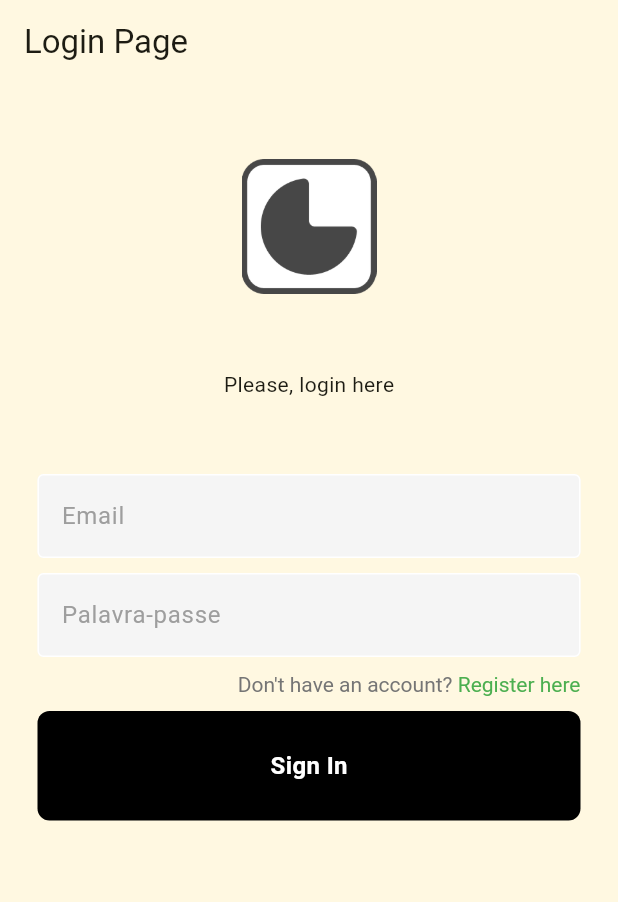
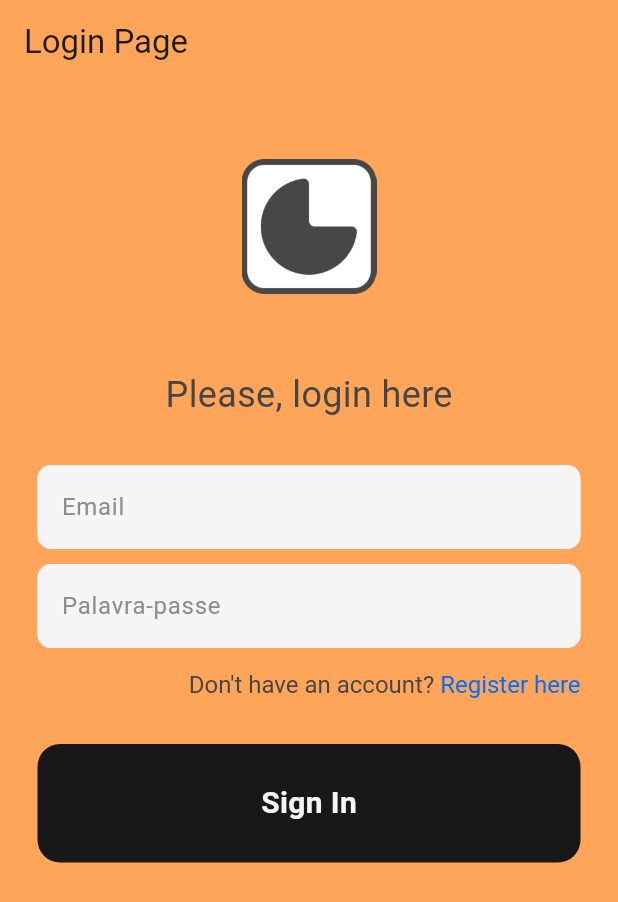
Before and after one commit to DavidCarvalhido/glicheck-app-flutter-project-3-ipvc, a Flutter app: the LoginPage screen opened directly, on a phone screen of 412 x 824 dp. Shown: the top 902 px of the screen. Run offline on Flutter 3.47's test engine with Material 2 defaults, Android fonts, the phone set to English and light mode, and no system bars; our stand-ins replace shared_preferences, smooth_page_indicator; accounts and stored records are empty.

Commit message:
created a file for colors and changed the auth layouts

```diff
--- a/lib/components/button_component.dart
+++ b/lib/components/button_component.dart
@@ -1,4 +1,5 @@
 import 'package:flutter/material.dart';
+import 'package:gli_check/configs/color_constants.dart';
 
 class ButtonComponent extends StatelessWidget {
   final Function()? onTap;
@@ -15,16 +16,16 @@ class ButtonComponent extends StatelessWidget {
           horizontal: 25.0,
         ),
         decoration: BoxDecoration(
-          color: Colors.black,
-          borderRadius: BorderRadius.circular(8.0),
+          color: ColorConstants.tintBlack,
+          borderRadius: BorderRadius.circular(15.0),
         ),
-        child: const Center(
+        child: Center(
           child: Text(
             'Sign In',
             style: TextStyle(
-              color: Colors.white,
+              color: ColorConstants.tintLightGrey,
               fontWeight: FontWeight.bold,
-              fontSize: 16,
+              fontSize: 20.0,
             ),
           ),
         ),
--- a/lib/components/text_field_component.dart
+++ b/lib/components/text_field_component.dart
@@ -1,15 +1,16 @@
 import 'package:flutter/material.dart';
+import 'package:gli_check/configs/color_constants.dart';
 
 class TextFieldComponent extends StatelessWidget {
   final controller;
-  final String labelText;
+  final String hintText;
   final bool obscureText;
   final validator;
 
   const TextFieldComponent({
     Key? key,
     required this.controller,
-    required this.labelText,
+    required this.hintText,
     required this.obscureText,
     this.validator,
   }) : super(key: key);
@@ -23,21 +24,27 @@ class TextFieldComponent extends StatelessWidget {
         controller: controller,
         obscureText: obscureText,
         decoration: InputDecoration(
-          enabledBorder: const OutlineInputBorder(
+          enabledBorder: OutlineInputBorder(
             borderSide: BorderSide(
-              color: Colors.white,
+              color: ColorConstants.tintLightGrey,
+            ),
+            borderRadius: const BorderRadius.all(
+              Radius.circular(9.0),
             ),
           ),
           focusedBorder: OutlineInputBorder(
             borderSide: BorderSide(
-              color: Colors.grey.shade400,
+              color: ColorConstants.tintMidGrey,
+            ),
+            borderRadius: const BorderRadius.all(
+              Radius.circular(9.0),
             ),
           ),
-          fillColor: Colors.grey.shade100,
+          fillColor: ColorConstants.tintLightGrey,
           filled: true,
-          labelText: labelText,
-          labelStyle: TextStyle(
-            color: Colors.grey.shade500,
+          hintText: hintText,
+          hintStyle: TextStyle(
+            color: ColorConstants.tintMidGrey,
           ),
         ),
       ),
--- /dev/null
+++ b/lib/configs/color_constants.dart
@@ -0,0 +1,15 @@
+import 'package:flutter/material.dart';
+
+class ColorConstants {
+  static Color tintBlack = const Color(0xFF181818);
+  static Color tintDarkGrey = const Color(0xFF454545);
+  static Color tintMidGrey = const Color(0xFF8C8C8C);
+  static Color tintLightGrey = const Color(0xFFF5F5F5);
+  static Color tintDarkOrange = const Color(0xFFFF6000);
+  static Color tintMidOrange = const Color(0xFFFFA559);
+  static Color tintLightOrange = const Color(0xFFFFE6C7);
+  static Color tintDarkGreen = const Color(0xFF00FF0F);
+  static Color tintMidGreen = const Color(0xFF62FF69);
+  static Color tintLightGreen = const Color(0xFFBCFFC2);
+  static Color tintLightBlue = const Color(0xFF006FFF);
+}
--- a/lib/main.dart
+++ b/lib/main.dart
@@ -1,4 +1,5 @@
 import 'package:flutter/material.dart';
+import 'package:gli_check/configs/color_constants.dart';
 import 'package:shared_preferences/shared_preferences.dart';
 
 import 'package:gli_check/views/onboarding_page.dart';
@@ -25,7 +26,7 @@ class MyApp extends StatelessWidget {
       title: 'Glicheck App',
       theme: ThemeData(
         colorScheme: ColorScheme.fromSeed(seedColor: Colors.amber.shade50),
-        scaffoldBackgroundColor: Colors.amber.shade50,
+        scaffoldBackgroundColor: ColorConstants.tintMidOrange,
         useMaterial3: true,
       ),
       home: isViewed == 0
--- a/lib/views/login_page.dart
+++ b/lib/views/login_page.dart
@@ -1,6 +1,7 @@
 import 'package:flutter/material.dart';
 import 'package:flutter/gestures.dart';
 
+import 'package:gli_check/configs/color_constants.dart';
 import 'package:gli_check/components/button_component.dart';
 import 'package:gli_check/components/text_field_component.dart';
 import 'package:gli_check/views/sign_up_page.dart';
@@ -24,7 +25,7 @@ class LoginPage extends StatelessWidget {
     return Scaffold(
       appBar: AppBar(
         title: const Text('Login Page'),
-        backgroundColor: Colors.amber.shade50,
+        backgroundColor: ColorConstants.tintMidOrange,
       ),
       body: SafeArea(
         child: SingleChildScrollView(
@@ -44,14 +45,20 @@ class LoginPage extends StatelessWidget {
                 const SizedBox(
                   height: 50.0,
                 ),
-                const Text('Please, login here'),
+                Text(
+                  'Please, login here',
+                  style: TextStyle(
+                    color: ColorConstants.tintDarkGrey,
+                    fontSize: 24.0,
+                  ),
+                ),
                 const SizedBox(
-                  height: 50.0,
+                  height: 30.0,
                 ),
                 // -- Email TextField
                 TextFieldComponent(
                   controller: emailController,
-                  labelText: 'Email',
+                  hintText: 'Email',
                   obscureText: false,
                   // validator: (value) {
                   //   if(value == null || value.isEmpty()) {
@@ -66,7 +73,7 @@ class LoginPage extends StatelessWidget {
                 // -- Password TextField
                 TextFieldComponent(
                   controller: passwordController,
-                  labelText: 'Palavra-passe',
+                  hintText: 'Palavra-passe',
                   obscureText: true,
                   // validator: (value) {
                   //   if(value == null || value.isEmpty()) {
@@ -76,7 +83,7 @@ class LoginPage extends StatelessWidget {
                   // },
                 ),
                 const SizedBox(
-                  height: 10.0,
+                  height: 15.0,
                 ),
                 Padding(
                   padding: const EdgeInsets.symmetric(horizontal: 25.0),
@@ -89,13 +96,15 @@ class LoginPage extends StatelessWidget {
                             TextSpan(
                               text: 'Don\'t have an account?\t',
                               style: TextStyle(
-                                color: Colors.grey.shade600,
+                                color: ColorConstants.tintDarkGrey,
+                                fontSize: 16.0,
                               ),
                             ),
                             TextSpan(
                               text: 'Register here',
-                              style: const TextStyle(
-                                color: Colors.green,
+                              style: TextStyle(
+                                color: ColorConstants.tintLightBlue,
+                                fontSize: 16.0,
                               ),
                               recognizer: TapGestureRecognizer()
                                 ..onTap = () {
@@ -114,7 +123,7 @@ class LoginPage extends StatelessWidget {
                   ),
                 ),
                 const SizedBox(
-                  height: 10.0,
+                  height: 30.0,
                 ),
                 ButtonComponent(
                   onTap: signInUser,
```
Also changed, not shown: lib/constant.dart (deleted, +0 -8 lines), lib/views/sign_up_page.dart (+25 -26 lines).
